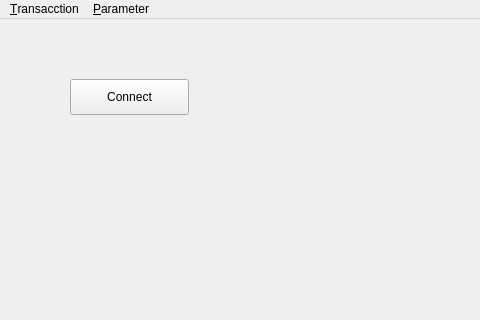
This is pyside/pos/form.ui in mestizosdev/pos_xml_rpc as Qt 5 draws it before an edit; both pictures show x 0 to 480 and y 0 to 320 of the 800 by 600 pixel window. The edited form follows.
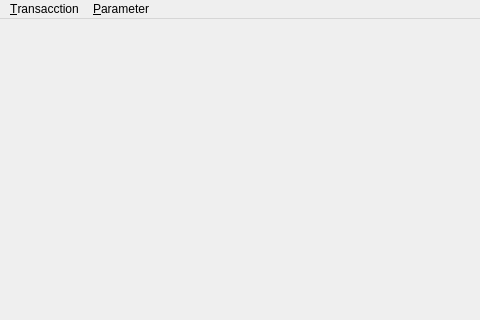
This is the edited form.

Diff of the .ui file:
```diff
--- a/pyside/pos/form.ui
+++ b/pyside/pos/form.ui
@@ -13,21 +13,7 @@
   <property name="windowTitle">
    <string>MainWindow</string>
   </property>
-  <widget class="QWidget" name="centralwidget">
-   <widget class="QPushButton" name="pushConnect">
-    <property name="geometry">
-     <rect>
-      <x>70</x>
-      <y>60</y>
-      <width>119</width>
-      <height>36</height>
-     </rect>
-    </property>
-    <property name="text">
-     <string>Connect</string>
-    </property>
-   </widget>
-  </widget>
+  <widget class="QWidget" name="centralwidget"/>
   <widget class="QMenuBar" name="menubar">
    <property name="geometry">
     <rect>
```
Left out of the diff: 2 changed lines with no effect on the pictures.
